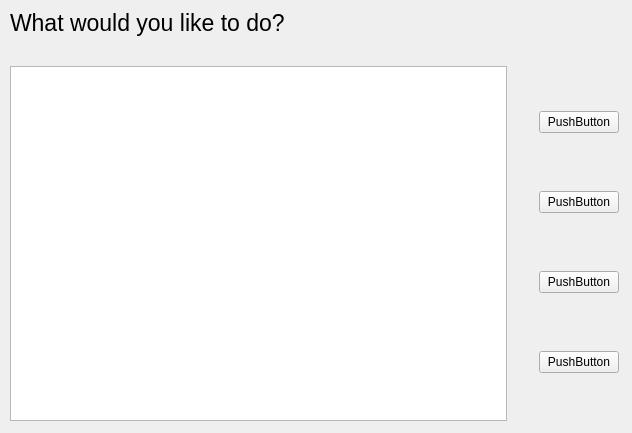
guanxiaohan/QtWidgetsApplication2, file startWizard.ui: the form before one commit.
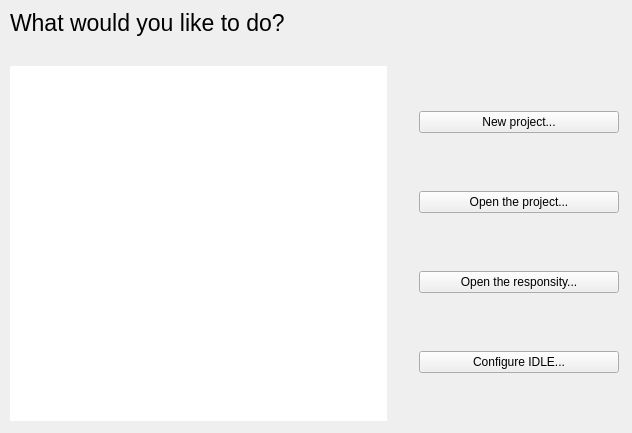
The form after the commit.

Patch:
```diff
--- a/startWizard.ui
+++ b/startWizard.ui
@@ -75,34 +75,71 @@
       </property>
       <item>
        <widget class="QPushButton" name="pushButton_2">
+        <property name="minimumSize">
+         <size>
+          <width>200</width>
+          <height>0</height>
+         </size>
+        </property>
         <property name="text">
-         <string>PushButton</string>
+         <string>New project...</string>
         </property>
        </widget>
       </item>
       <item>
        <widget class="QPushButton" name="pushButton_4">
+        <property name="minimumSize">
+         <size>
+          <width>200</width>
+          <height>0</height>
+         </size>
+        </property>
         <property name="text">
-         <string>PushButton</string>
+         <string>Open the project...</string>
         </property>
        </widget>
       </item>
       <item>
        <widget class="QPushButton" name="pushButton_3">
+        <property name="minimumSize">
+         <size>
+          <width>200</width>
+          <height>0</height>
+         </size>
+        </property>
         <property name="text">
-         <string>PushButton</string>
+         <string>Open the responsity...</string>
         </property>
        </widget>
       </item>
       <item>
        <widget class="QPushButton" name="pushButton">
+        <property name="minimumSize">
+         <size>
+          <width>200</width>
+          <height>0</height>
+         </size>
+        </property>
         <property name="text">
-         <string>PushButton</string>
+         <string>Configure IDLE...</string>
         </property>
        </widget>
       </item>
      </layout>
     </item>
+    <item row="1" column="0">
+     <widget class="QListWidget" name="listWidget">
+      <property name="frameShape">
+       <enum>QFrame::NoFrame</enum>
+      </property>
+      <property name="frameShadow">
+       <enum>QFrame::Sunken</enum>
+      </property>
+      <property name="editTriggers">
+       <set>QAbstractItemView::NoEditTriggers</set>
+      </property>
+     </widget>
+    </item>
    </layout>
   </widget>
  </widget>
```
Left out of the diff: 3 changed lines with no effect on the pictures.
